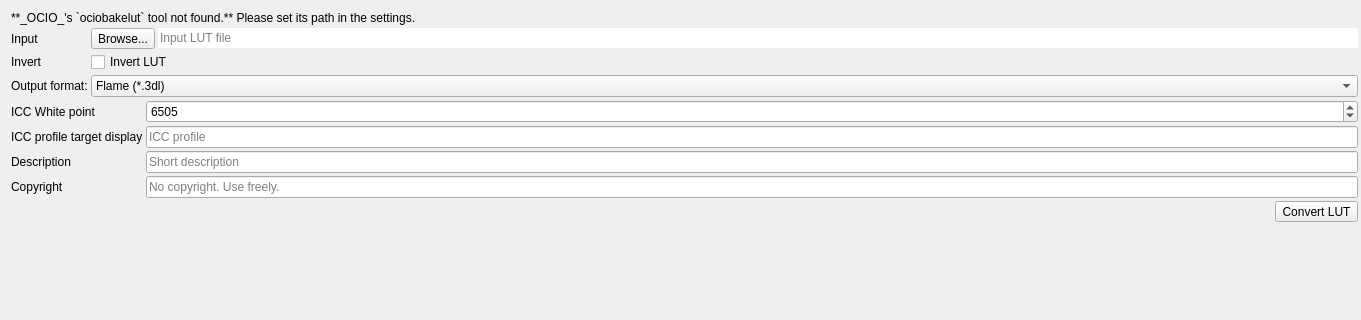
This is src/UI/lutconverterwidget.ui in RxLaboratory/DuME as Qt 5 draws it before an edit; both pictures show x 0 to 1361 and y 0 to 320 of the 1361 by 565 pixel window. The edited form follows.
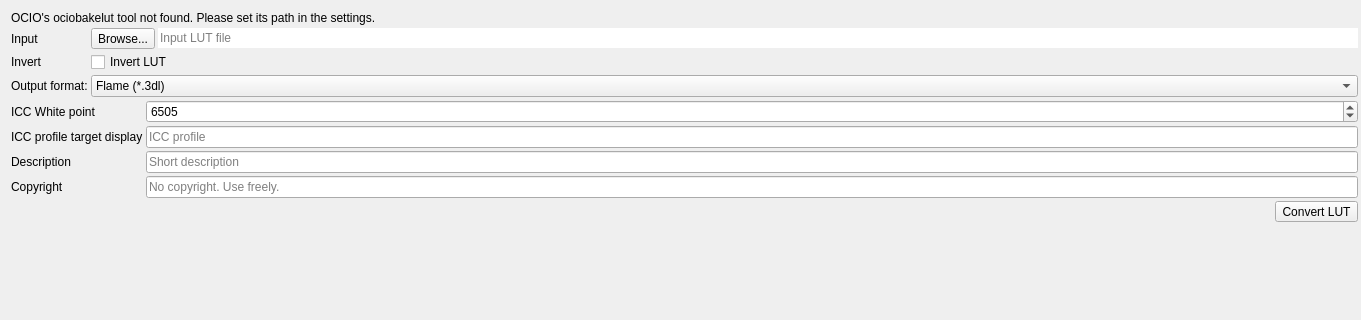
This is the edited form. Icons and pictures are not drawn.

```diff
--- a/src/UI/lutconverterwidget.ui
+++ b/src/UI/lutconverterwidget.ui
@@ -26,10 +26,7 @@
    <item>
     <widget class="QLabel" name="ocioNotFoundLabel">
      <property name="text">
-      <string>**_OCIO_'s `ociobakelut` tool not found.** Please set its path in the settings.</string>
-     </property>
-     <property name="textFormat">
-      <enum>Qt::MarkdownText</enum>
+      <string>OCIO's ociobakelut tool not found. Please set its path in the settings.</string>
      </property>
     </widget>
    </item>
```
